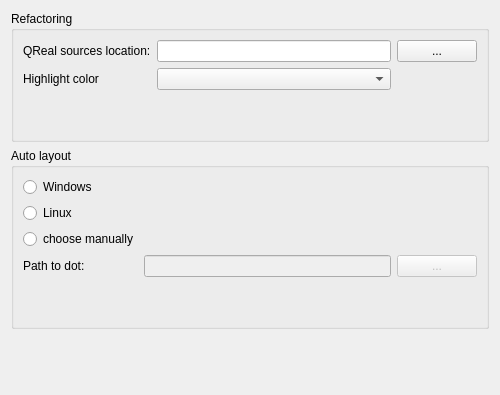
Qt form plugins/tools/umlChecker/umlCheckerSupport/umlCheckerPreferencePage.ui (qreal/qreal) before a commit.
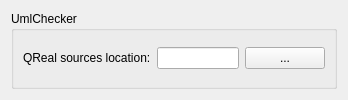
The same form after that commit.

```diff
--- a/plugins/tools/umlChecker/umlCheckerSupport/umlCheckerPreferencePage.ui
+++ b/plugins/tools/umlChecker/umlCheckerSupport/umlCheckerPreferencePage.ui
@@ -6,10 +6,16 @@
    <rect>
     <x>0</x>
     <y>0</y>
-    <width>500</width>
-    <height>395</height>
+    <width>348</width>
+    <height>100</height>
    </rect>
   </property>
+  <property name="maximumSize">
+   <size>
+    <width>600</width>
+    <height>200</height>
+   </size>
+  </property>
   <property name="windowTitle">
    <string>Form</string>
   </property>
@@ -26,12 +32,9 @@
       </sizepolicy>
      </property>
      <property name="title">
-      <string>Refactoring</string>
+      <string>UmlChecker</string>
      </property>
      <layout class="QGridLayout" name="gridLayout">
-      <item row="1" column="1">
-       <widget class="QComboBox" name="colorComboBox"/>
-      </item>
       <item row="0" column="0">
        <widget class="QLabel" name="qrealSourcesLabel">
         <property name="text">
@@ -49,115 +52,9 @@
         </property>
        </widget>
       </item>
-      <item row="1" column="0">
-       <widget class="QLabel" name="label">
-        <property name="text">
-         <string>Highlight color</string>
-        </property>
-       </widget>
-      </item>
-      <item row="2" column="1">
-       <spacer name="verticalSpacer_2">
-        <property name="orientation">
-         <enum>Qt::Vertical</enum>
-        </property>
-        <property name="sizeHint" stdset="0">
-         <size>
-          <width>20</width>
-          <height>40</height>
-         </size>
-        </property>
-       </spacer>
-      </item>
      </layout>
     </widget>
    </item>
-   <item>
-    <widget class="QGroupBox" name="groupBox2">
-     <property name="sizePolicy">
-      <sizepolicy hsizetype="Expanding" vsizetype="Expanding">
-       <horstretch>0</horstretch>
-       <verstretch>0</verstretch>
-      </sizepolicy>
-     </property>
-     <property name="title">
-      <string>Auto layout</string>
-     </property>
-     <layout class="QGridLayout" name="gridLayout_2">
-      <item row="2" column="0">
-       <widget class="QRadioButton" name="otherRadioButton">
-        <property name="text">
-         <string>choose manually</string>
-        </property>
-       </widget>
-      </item>
-      <item row="1" column="0">
-       <widget class="QRadioButton" name="linuxRadioButton">
-        <property name="text">
-         <string>Linux</string>
-        </property>
-       </widget>
-      </item>
-      <item row="0" column="0">
-       <widget class="QRadioButton" name="windowsRadioButton">
-        <property name="text">
-         <string>Windows</string>
-        </property>
-       </widget>
-      </item>
-      <item row="3" column="2">
-       <widget class="QPushButton" name="browseDotPathPushButton">
-        <property name="enabled">
-         <bool>false</bool>
-        </property>
-        <property name="text">
-         <string>...</string>
-        </property>
-       </widget>
-      </item>
-      <item row="3" column="1">
-       <widget class="QLineEdit" name="dotPathLineEdit">
-        <property name="enabled">
-         <bool>false</bool>
-        </property>
-       </widget>
-      </item>
-      <item row="3" column="0">
-       <widget class="QLabel" name="dotPathLabel">
-        <property name="text">
-         <string>Path to dot:</string>
-        </property>
-       </widget>
-      </item>
-      <item row="4" column="1">
-       <spacer name="verticalSpacer_3">
-        <property name="orientation">
-         <enum>Qt::Vertical</enum>
-        </property>
-        <property name="sizeHint" stdset="0">
-         <size>
-          <width>20</width>
-          <height>40</height>
-         </size>
-        </property>
-       </spacer>
-      </item>
-     </layout>
-    </widget>
-   </item>
-   <item>
-    <spacer name="verticalSpacer">
-     <property name="orientation">
-      <enum>Qt::Vertical</enum>
-     </property>
-     <property name="sizeHint" stdset="0">
-      <size>
-       <width>20</width>
-       <height>40</height>
-      </size>
-     </property>
-    </spacer>
-   </item>
   </layout>
  </widget>
  <resources/>
```
